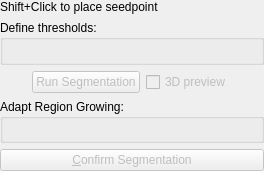
First picture: the form in Modules/SegmentationUI/Qmitk/QmitkThresholdMorphToolGUIControls.ui, repository RabadanLab/MITKats, before the edit.
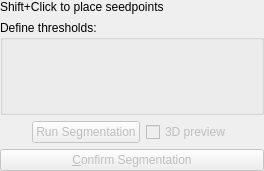
Second picture: the form after the edit. Custom widgets are drawn as their Qt base class.

Commit message: Multi-region selection capability added, using connectedThresholding

```diff
--- a/Modules/SegmentationUI/Qmitk/QmitkThresholdMorphToolGUIControls.ui
+++ b/Modules/SegmentationUI/Qmitk/QmitkThresholdMorphToolGUIControls.ui
@@ -41,7 +41,7 @@
       </sizepolicy>
      </property>
      <property name="text">
-      <string>Shift+Click to place seedpoint</string>
+      <string>Shift+Click to place seedpoints</string>
      </property>
      <property name="margin">
       <number>0</number>
@@ -159,33 +159,33 @@
      </item>
     </layout>
    </item>
-   <item>
-    <widget class="QGroupBox" name="groupBox_2">
-     <property name="title">
-      <string>Adapt Region Growing:</string>
-     </property>
-     <property name="flat">
-      <bool>true</bool>
-     </property>
-     <layout class="QVBoxLayout" name="verticalLayout_2">
-      <property name="leftMargin">
-       <number>0</number>
-      </property>
-      <property name="topMargin">
-       <number>6</number>
-      </property>
-      <property name="rightMargin">
-       <number>0</number>
-      </property>
-      <property name="bottomMargin">
-       <number>0</number>
-      </property>
-      <item>
-       <widget class="ctkSliderWidget" name="m_PreviewSlider" native="true"/>
-      </item>
-     </layout>
-    </widget>
-   </item>
+<!--   <item>-->
+<!--    <widget class="QGroupBox" name="groupBox_2">-->
+<!--     <property name="title">-->
+<!--      <string>Adapt Region Growing:</string>-->
+<!--     </property>-->
+<!--     <property name="flat">-->
+<!--      <bool>true</bool>-->
+<!--     </property>-->
+<!--     <layout class="QVBoxLayout" name="verticalLayout_2">-->
+<!--      <property name="leftMargin">-->
+<!--       <number>0</number>-->
+<!--      </property>-->
+<!--      <property name="topMargin">-->
+<!--       <number>6</number>-->
+<!--      </property>-->
+<!--      <property name="rightMargin">-->
+<!--       <number>0</number>-->
+<!--      </property>-->
+<!--      <property name="bottomMargin">-->
+<!--       <number>0</number>-->
+<!--      </property>-->
+<!--      <item>-->
+<!--       <widget class="ctkSliderWidget" name="m_PreviewSlider" native="true"/>-->
+<!--      </item>-->
+<!--     </layout>-->
+<!--    </widget>-->
+<!--   </item>-->
    <item>
     <widget class="QPushButton" name="m_pbConfirmSegementation">
      <property name="enabled">
```
The commit also changes 5 other files.
